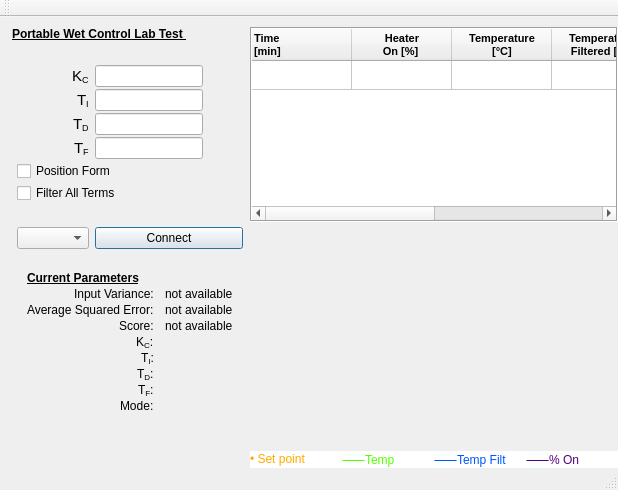
Old version of the form mainwindow.ui in the repository AnthonyA28/Qt-PWCL-test.
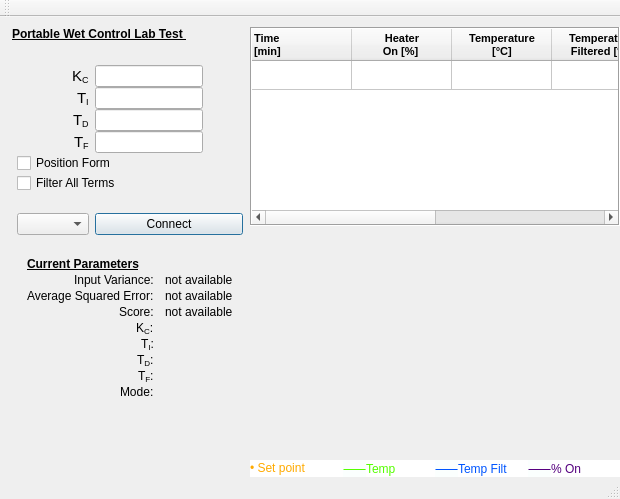
New version of the form. Icons and pictures are not drawn. Custom widgets are drawn as their Qt base class.

Commit message: adjusted main window size so the parameter labels are not cutoff.

```diff
--- a/mainwindow.ui
+++ b/mainwindow.ui
@@ -6,14 +6,14 @@
    <rect>
     <x>0</x>
     <y>0</y>
-    <width>618</width>
-    <height>490</height>
+    <width>620</width>
+    <height>499</height>
    </rect>
   </property>
   <property name="minimumSize">
    <size>
     <width>618</width>
-    <height>490</height>
+    <height>499</height>
    </size>
   </property>
   <property name="windowTitle">
@@ -103,7 +103,7 @@
            <set>Qt::AlignRight|Qt::AlignTrailing|Qt::AlignVCenter</set>
           </property>
           <property name="verticalSpacing">
-           <number>2</number>
+           <number>0</number>
           </property>
           <property name="leftMargin">
            <number>5</number>
```
Left out of the diff: 2 changed lines with no effect on the pictures.
